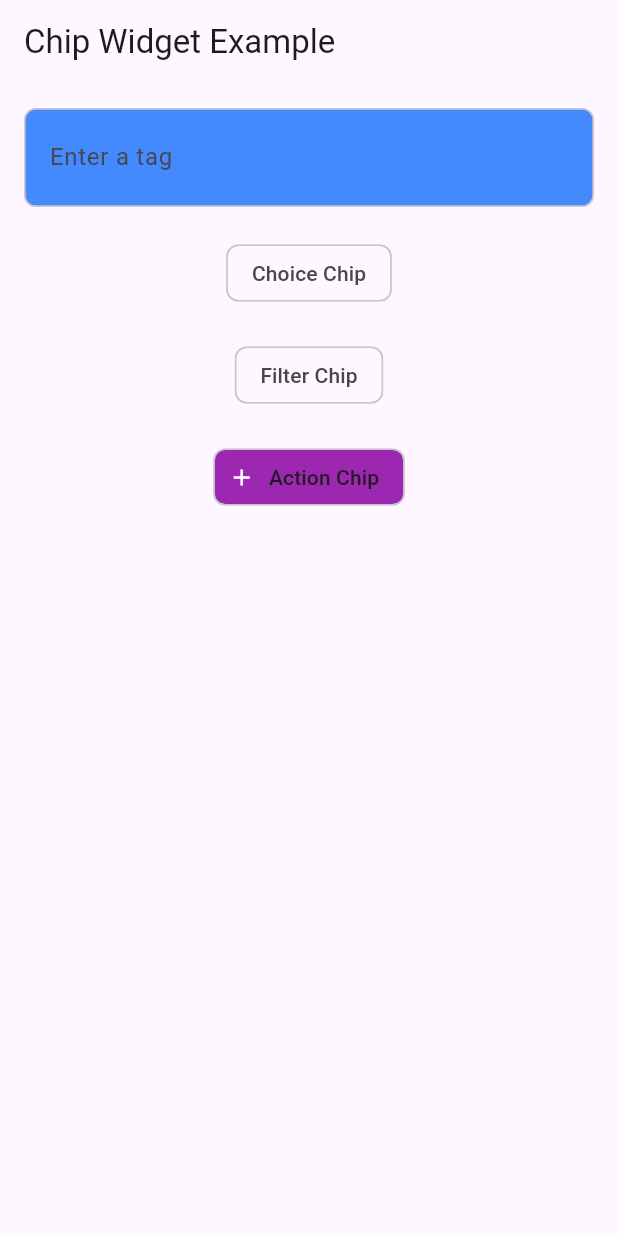
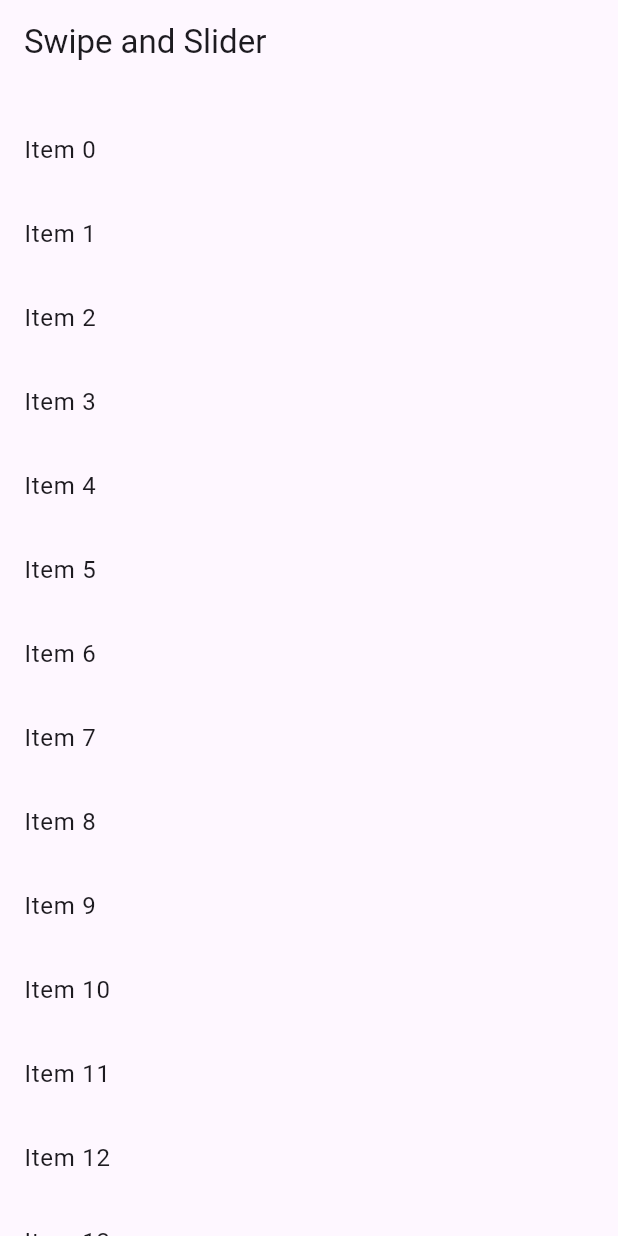
Before and after one commit to jaiminrakholiya/Flutter_widgets, a Flutter app: the screen it shows after launch, on a phone screen of 412 x 824 dp. Run offline on Flutter 3.47's test engine with Material 3 defaults, Android fonts, the light colour scheme and no system bars.

Commit message:
inital commit

```diff
--- a/lib/main.dart
+++ b/lib/main.dart
@@ -1,5 +1,10 @@
 import 'package:flutter/material.dart';
+import 'package:flutter_jan/buttonandswitch.dart';
 import 'package:flutter_jan/chip_widget.dart';
+import 'package:flutter_jan/clockandcalander.dart';
+import 'package:flutter_jan/dropdownwidget.dart';
+import 'package:flutter_jan/sliderwidget.dart';
+import 'package:flutter_jan/swaipeand%20slider.dart';
 import 'package:flutter_jan/widegts1.dart';
 import 'package:flutter_jan/form_wideget.dart';
 
@@ -18,7 +23,7 @@ class MyApp extends StatelessWidget {
       title: 'Flutter Demo',
       theme: ThemeData(
       ),
-      home: ChipWidget(),
+      home: SwaipAndSlider(),
     );
   }
 }
--- /dev/null
+++ b/lib/swaipeand slider.dart
@@ -0,0 +1,42 @@
+import 'package:flutter/material.dart';
+
+class SwaipAndSlider extends StatefulWidget {
+  const SwaipAndSlider({super.key});
+
+  @override
+  State<SwaipAndSlider> createState() => _SwaipAndSliderState();
+}
+
+class _SwaipAndSliderState extends State<SwaipAndSlider> {
+  // List of items to be displayed
+  List<int> items = List<int>.generate(20, (int index) => index);
+
+  @override
+  Widget build(BuildContext context) {
+    return Scaffold(
+      appBar: AppBar(
+        title: const Text('Swipe and Slider'),
+      ),
+      body: ListView.builder(
+        itemCount: items.length,
+        padding: const EdgeInsets.symmetric(vertical: 16),
+        itemBuilder: (BuildContext context, int index) {
+          return Dismissible(
+            background: Container(
+              color: Colors.green, // Background color when swiped
+            ),
+            key: ValueKey<int>(items[index]), // Key to identify the item
+            onDismissed: (DismissDirection direction) {
+              setState(() {
+                items.removeAt(index); // Remove item when swiped
+              });
+            },
+            child: ListTile(
+              title: Text('Item ${items[index]}'), // Display item number
+            ),
+          );
+        },
+      ),
+    );
+  }
+}
--- a/pubspec.yaml
+++ b/pubspec.yaml
@@ -34,6 +34,7 @@ dependencies:
   # The following adds the Cupertino Icons font to your application.
   # Use with the CupertinoIcons class for iOS style icons.
   cupertino_icons: ^1.0.8
+  intl: ^0.18.0
 
 dev_dependencies:
   flutter_test:
```
Also changed, not shown: lib/buttonandswitch.dart (added, +104 -0 lines), lib/clockandcalander.dart (added, +71 -0 lines), lib/dropdownwidget.dart (added, +54 -0 lines), lib/sliderwidget.dart (added, +24 -0 lines), pubspec.lock.
